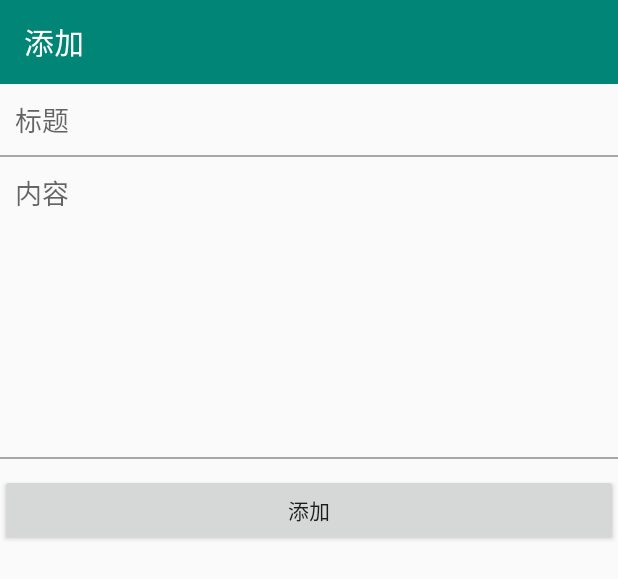
After one commit to shiwukuanghun/MyWanAndroid, an Android app: the layout activity_add_todo.xml on its own in the app's theme, with its tools: preview values and no code run, on a phone screen of 412 x 824 dp. The commit adds this screen. Shown: the top 579 px of the screen. Run offline under Robolectric (Android 15) with nearby library versions, the phone set to English and light mode, and no system bars.

Commit message:
添加todo

```diff
--- a/app/build.gradle
+++ b/app/build.gradle
@@ -47,6 +47,7 @@ android {
         sourceCompatibility JavaVersion.VERSION_1_8
         targetCompatibility JavaVersion.VERSION_1_8
     }
+    buildToolsVersion '28.0.3'
 }
 
 dependencies {
--- a/app/src/main/AndroidManifest.xml
+++ b/app/src/main/AndroidManifest.xml
@@ -43,6 +43,10 @@
             android:configChanges="orientation|keyboardHidden|screenSize"
             android:launchMode="singleTop"
             android:screenOrientation="portrait"/>
+        <activity android:name=".ui.activity.todo.AddTodoActivity"
+            android:configChanges="orientation|keyboardHidden|screenSize"
+            android:launchMode="singleTop"
+            android:screenOrientation="portrait"/>
     </application>
 
 </manifest>
--- /dev/null
+++ b/app/src/main/res/layout/activity_add_todo.xml
@@ -0,0 +1,57 @@
+<?xml version="1.0" encoding="utf-8"?>
+<LinearLayout xmlns:android="http://schemas.android.com/apk/res/android"
+    android:layout_width="match_parent"
+    android:layout_height="match_parent"
+    android:orientation="vertical"
+    xmlns:app="http://schemas.android.com/apk/res-auto">
+
+    <View
+        android:id="@+id/view"
+        android:layout_width="match_parent"
+        android:layout_height="0dp"
+        android:background="@color/colorPrimary"/>
+
+    <android.support.v7.widget.Toolbar
+        android:id="@+id/toolbar"
+        android:layout_width="match_parent"
+        android:layout_height="?actionBarSize"
+        android:background="@color/colorPrimary"
+        app:title="添加"
+        app:titleTextColor="@android:color/white"/>
+
+    <EditText
+        android:id="@+id/et_title"
+        android:layout_width="match_parent"
+        android:layout_height="wrap_content"
+        android:background="@null"
+        android:hint="标题"
+        android:padding="10dp"/>
+
+    <View
+        android:layout_width="match_parent"
+        android:layout_height="1dp"
+        android:background="#55000000"/>
+
+    <EditText
+        android:id="@+id/et_content"
+        android:layout_width="match_parent"
+        android:layout_height="200dp"
+        android:background="@null"
+        android:padding="10dp"
+        android:inputType="textMultiLine"
+        android:gravity="left|top"
+        android:hint="内容"/>
+
+    <View
+        android:layout_width="match_parent"
+        android:layout_height="1dp"
+        android:background="#55000000"/>
+
+    <Button
+        android:id="@+id/btn_add"
+        android:layout_width="match_parent"
+        android:layout_height="wrap_content"
+        android:text="添加"
+        android:layout_marginTop="10dp"/>
+
+</LinearLayout>
--- a/commonmoudle/src/main/java/com/wujie/commonmoudle/utils/ARouterUtils.java
+++ b/commonmoudle/src/main/java/com/wujie/commonmoudle/utils/ARouterUtils.java
@@ -7,5 +7,6 @@ public class ARouterUtils {
     public static final String RegisterPath  = "/home/registerPath";
     public static final String SettingPath  = "/home/settingPath";
     public static final String TodoPath  = "/home/todoPath";
+    public static final String AddTodoPath  = "/home/addTodoPath";
 
 }
--- a/xskinloader-skin-apk/build.gradle
+++ b/xskinloader-skin-apk/build.gradle
@@ -1,14 +1,14 @@
 apply plugin: 'com.android.application'
 
 android {
-    compileSdkVersion 26
+    compileSdkVersion 28
 
 
 
     defaultConfig {
         applicationId "com.wind.me.xskinloader_skin_apk"
         minSdkVersion 23
-        targetSdkVersion 26
+        targetSdkVersion 28
         versionCode 1
         versionName "1.0"
 
@@ -28,5 +28,5 @@ android {
 dependencies {
     implementation fileTree(dir: 'libs', include: ['*.jar'])
 
-    implementation 'com.android.support:appcompat-v7:26.1.0'
+    implementation 'com.android.support:appcompat-v7:28.0.0'
 }
```
Also changed, not shown: app/src/main/java/com/wujie/mywanandroid/bean/AddTodoBean.java (added, +114 -0 lines), app/src/main/java/com/wujie/mywanandroid/net/ApiServer.java (+11 -0 lines), app/src/main/java/com/wujie/mywanandroid/net/RxHelper.java (+20 -0 lines), app/src/main/java/com/wujie/mywanandroid/ui/activity/todo/AddTodoActivity.java (added, +74 -0 lines), app/src/main/java/com/wujie/mywanandroid/ui/activity/todo/AddTodoContact.java (added, +22 -0 lines), app/src/main/java/com/wujie/mywanandroid/ui/activity/todo/AddTodoPresenter.java (added, +38 -0 lines), app/src/main/java/com/wujie/mywanandroid/ui/activity/todo/TodoActivity.java (+22 -0 lines), app/src/main/res/layout/activity_todo.xml (+17 -7 lines), app/src/main/res/mipmap-xxxhdpi/add_todo_icon.png (added).
